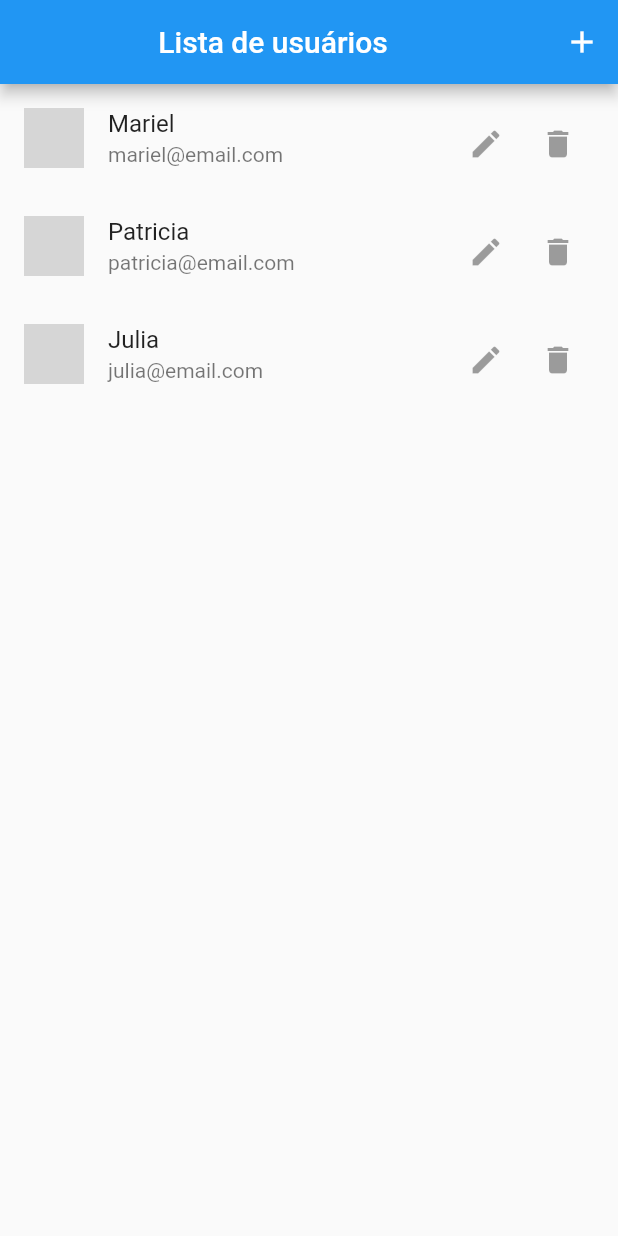
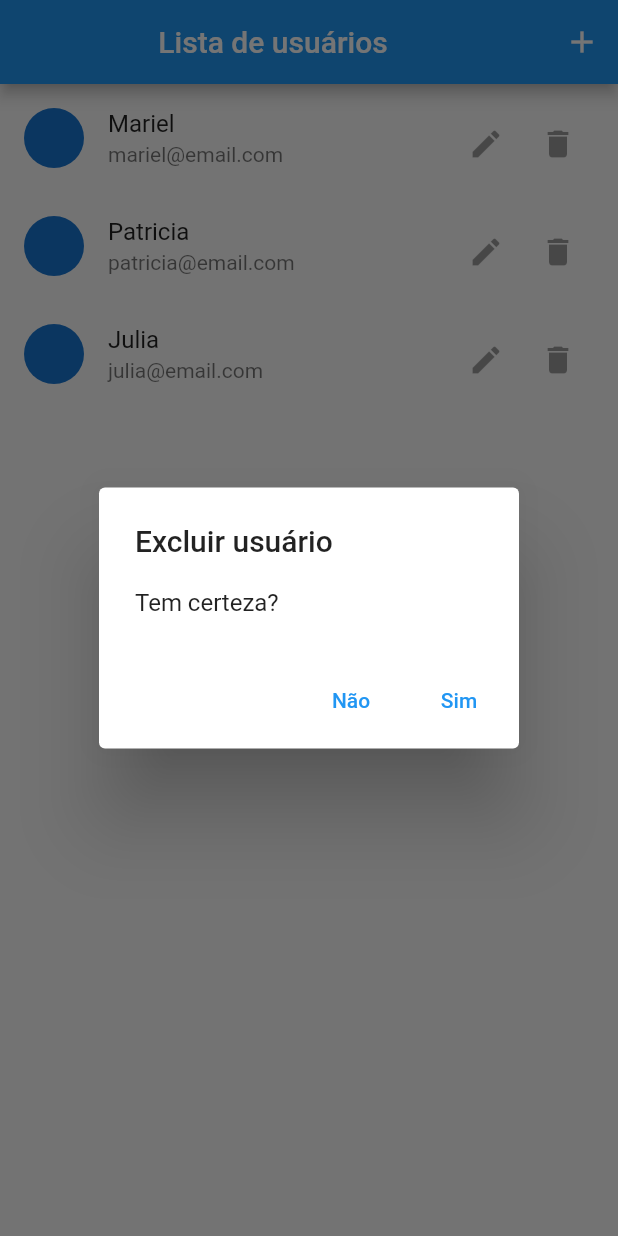
Before and after one commit to coutomariel/coder-flutter-crud, a Flutter app: the screen it shows after launch, after a tap on the "delete" icon, on a phone screen of 412 x 824 dp. Run offline on Flutter 3.47's test engine with Material 2 defaults, Android fonts, the phone set to English and light mode, and no system bars; network calls fail; grey boxes are pictures that could not be loaded.

Commit message:
Implementação da funcionalidade de exclusão de usuários

```diff
--- a/lib/widgets/user_tile.dart
+++ b/lib/widgets/user_tile.dart
@@ -1,6 +1,8 @@
 import 'package:flutter/material.dart';
 import 'package:flutter_crud/models/user.model.dart';
+import 'package:flutter_crud/providers/Users.dart';
 import 'package:flutter_crud/routes/app_routes.dart';
+import 'package:provider/provider.dart';
 
 class UserTile extends StatelessWidget {
   final User user;
@@ -36,7 +38,33 @@ class UserTile extends StatelessWidget {
             IconButton(
               icon: IconButton(
                 icon: Icon(Icons.delete),
-                onPressed: () {},
+                onPressed: () {
+                  showDialog(
+                    context: context,
+                    builder: (context) => AlertDialog(
+                      title: Text("Excluir usuário"),
+                      content: Text("Tem certeza?"),
+                      actions: [
+                        TextButton(
+                          child: Text("Não"),
+                          onPressed: () {
+                            Navigator.of(context).pop(false);
+                          },
+                        ),
+                        TextButton(
+                          child: Text("Sim"),
+                          onPressed: () {
+                            Navigator.of(context).pop(true);
+                          },
+                        ),
+                      ],
+                    ),
+                  ).then((confirmed) {
+                    if (confirmed) {
+                      Provider.of<Users>(context, listen: false).remover(user);
+                    }
+                  });
+                },
               ),
               onPressed: null,
             )
```
